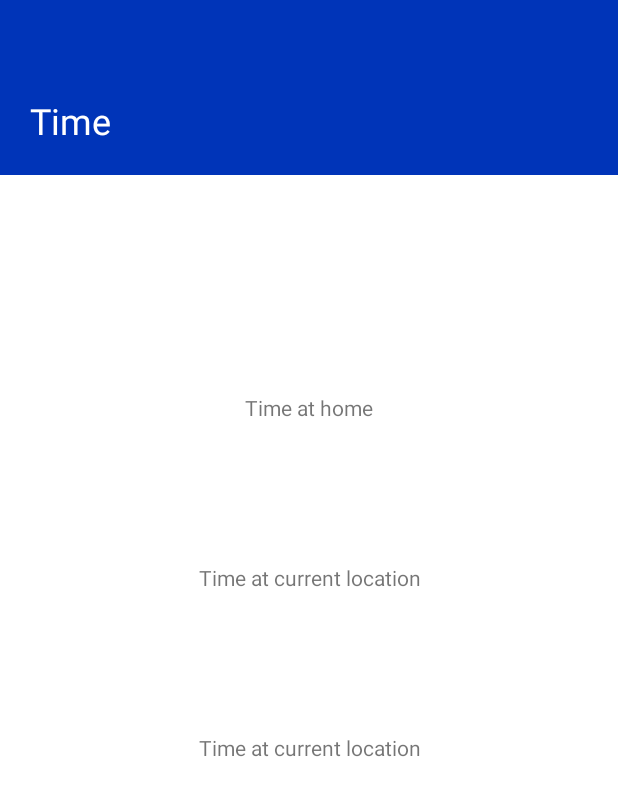
After one commit to ivancrg/vis.it, an Android app: the layout fragment_travelling_time.xml on its own in the app's theme, with its tools: preview values and no code run, on a phone screen of 412 x 824 dp. The commit adds this screen. Shown: the top 796 px of the screen. Run offline under Robolectric (Android 15) with nearby library versions, the phone set to English and light mode, and no system bars.

Commit message:
Time fragment layout created, issue #24

```diff
--- a/app/src/main/java/com/example/visit/TravellingFragment.java
+++ b/app/src/main/java/com/example/visit/TravellingFragment.java
@@ -4,6 +4,7 @@ import android.media.Image;
 import android.os.Bundle;
 
 import androidx.fragment.app.Fragment;
+import androidx.fragment.app.FragmentTransaction;
 
 import android.view.LayoutInflater;
 import android.view.View;
@@ -49,7 +50,11 @@ public class TravellingFragment extends Fragment {
         });
 
         clockIcon.setOnClickListener(view14 -> {
-            Toast.makeText(getContext(), "You need to switch fragments now. Line 52 TravellingFragment.java", Toast.LENGTH_LONG).show();
+            FragmentTransaction fragmentTransaction = getActivity()
+                    .getSupportFragmentManager().beginTransaction();
+            fragmentTransaction.replace(R.id.fragment_container, new TravellingTimeFragment());
+            fragmentTransaction.commit();
+            //Toast.makeText(getContext(), "You need to switch fragments now. Line 52 TravellingFragment.java", Toast.LENGTH_LONG).show();
         });
 
         return view;
--- /dev/null
+++ b/app/src/main/java/com/example/visit/TravellingTimeFragment.java
@@ -0,0 +1,44 @@
+package com.example.visit;
+
+import android.os.Bundle;
+import android.view.LayoutInflater;
+import android.view.View;
+import android.view.ViewGroup;
+import android.widget.Button;
+import android.widget.TextView;
+import android.widget.Toast;
+
+import androidx.fragment.app.Fragment;
+import androidx.fragment.app.FragmentTransaction;
+
+import com.google.android.material.textfield.TextInputEditText;
+
+public class TravellingTimeFragment extends Fragment {
+
+    public TravellingTimeFragment() {
+        // Required empty public constructor
+    }
+
+    public static TravellingTimeFragment newInstance() {
+        TravellingTimeFragment fragment = new TravellingTimeFragment();
+        Bundle args = new Bundle();
+        return fragment;
+    }
+
+    View view;
+
+    @Override
+    public View onCreateView(LayoutInflater inflater, ViewGroup container,
+                             Bundle savedInstanceState) {
+        // Inflate the layout for this fragment
+        view = inflater.inflate(R.layout.fragment_travelling_mode, container, false);
+
+        return view;
+    }
+
+    @Override
+    public void onCreate(Bundle savedInstanceState) {
+        super.onCreate(savedInstanceState);
+    }
+
+}
--- /dev/null
+++ b/app/src/main/res/layout/fragment_travelling_time.xml
@@ -0,0 +1,104 @@
+<?xml version="1.0" encoding="utf-8"?>
+<androidx.constraintlayout.widget.ConstraintLayout xmlns:android="http://schemas.android.com/apk/res/android"
+    xmlns:app="http://schemas.android.com/apk/res-auto"
+    xmlns:tools="http://schemas.android.com/tools"
+    android:id="@+id/scrollView2"
+    android:layout_width="match_parent"
+    android:layout_height="match_parent">
+
+    <RelativeLayout
+        android:id="@+id/Header"
+        android:layout_width="match_parent"
+        android:layout_height="wrap_content"
+        android:background="@color/blue"
+        android:gravity="bottom"
+        android:padding="20dp"
+        app:layout_constraintEnd_toEndOf="parent"
+        app:layout_constraintStart_toStartOf="parent"
+        app:layout_constraintTop_toTopOf="parent">
+
+        <TextView
+            android:id="@+id/titleTextView"
+            android:layout_width="391dp"
+            android:layout_height="wrap_content"
+            android:layout_alignParentStart="true"
+            android:layout_alignParentTop="true"
+            android:layout_alignParentEnd="true"
+            android:layout_marginStart="0dp"
+            android:layout_marginTop="44dp"
+            android:layout_marginEnd="0dp"
+            android:fontFamily="sans-serif"
+            android:text="@string/time_title"
+            android:textColor="@color/white"
+            android:textSize="24sp" />
+    </RelativeLayout>
+
+    <ScrollView
+        android:layout_width="match_parent"
+        android:layout_height="match_parent">
+
+        <LinearLayout
+            android:layout_width="match_parent"
+            android:layout_height="wrap_content"
+            android:orientation="vertical"
+            android:layout_gravity="center_vertical"
+            android:gravity="center_horizontal">
+
+            <TextView
+                android:id="@+id/home_time_title"
+                android:layout_width="match_parent"
+                android:layout_height="wrap_content"
+                android:text="@string/home_time"
+                android:gravity="center"
+                android:layout_marginTop="20dp"
+                app:layout_constraintTop_toBottomOf="@id/Header" />
+
+            <TextView
+                android:id="@+id/home_time"
+                android:layout_width="match_parent"
+                android:layout_height="wrap_content"
+                android:gravity="center"
+                android:layout_marginTop="20dp"
+                android:textSize="40dp"
+                app:layout_constraintTop_toBottomOf="@id/home_time_title" />
+
+            <TextView
+                android:id="@+id/local_time_title"
+                android:layout_width="match_parent"
+                android:layout_height="wrap_content"
+                android:gravity="center"
+                android:layout_marginTop="20dp"
+                android:text="@string/local_time"
+                app:layout_constraintTop_toBottomOf="@id/home_time" />
+
+            <TextView
+                android:id="@+id/local_time"
+                android:layout_width="match_parent"
+                android:layout_height="wrap_content"
+                android:gravity="center"
+                android:layout_marginTop="20dp"
+                android:textSize="40dp"
+                app:layout_constraintTop_toBottomOf="@id/local_time_title" />
+
+            <TextView
+                android:id="@+id/destination_time_title"
+                android:layout_width="match_parent"
+                android:layout_height="wrap_content"
+                android:gravity="center"
+                android:layout_marginTop="20dp"
+                android:text="@string/local_time"
+                app:layout_constraintTop_toBottomOf="@id/local_time" />
+
+            <TextView
+                android:id="@+id/destination_time"
+                android:layout_width="match_parent"
+                android:layout_height="wrap_content"
+                android:gravity="center"
+                android:layout_marginTop="20dp"
+                android:textSize="40dp"
+                app:layout_constraintTop_toBottomOf="@id/destination_time_title" />
+
+        </LinearLayout>
+    </ScrollView>
+
+</androidx.constraintlayout.widget.ConstraintLayout>
--- a/app/src/main/res/values/strings.xml
+++ b/app/src/main/res/values/strings.xml
@@ -94,4 +94,9 @@
     <string name="cancel_button">Cancel</string>
     <string name="on_destination">On destination!</string>
 
+    <string name="time_title">Time</string>
+    <string name="home_time">Time at home</string>
+    <string name="local_time">Time at current location</string>
+    <string name="destination_time">Time at destination</string>
+
 </resources>
```
